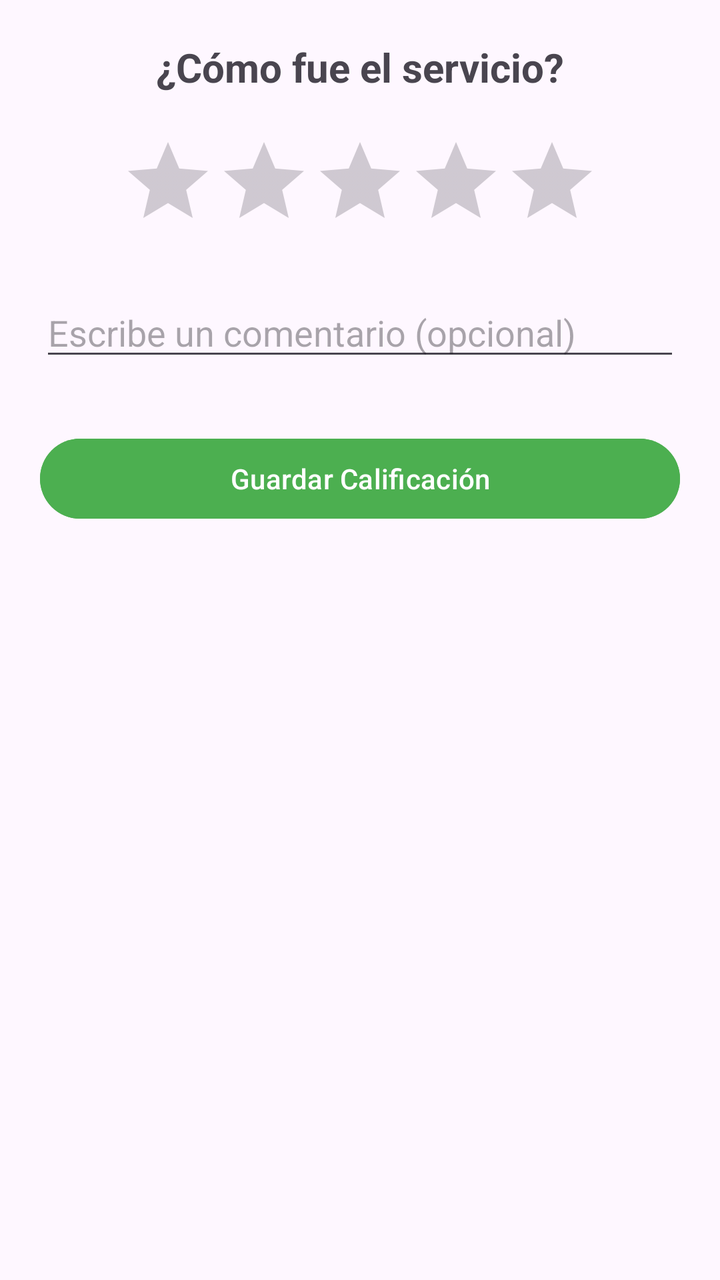
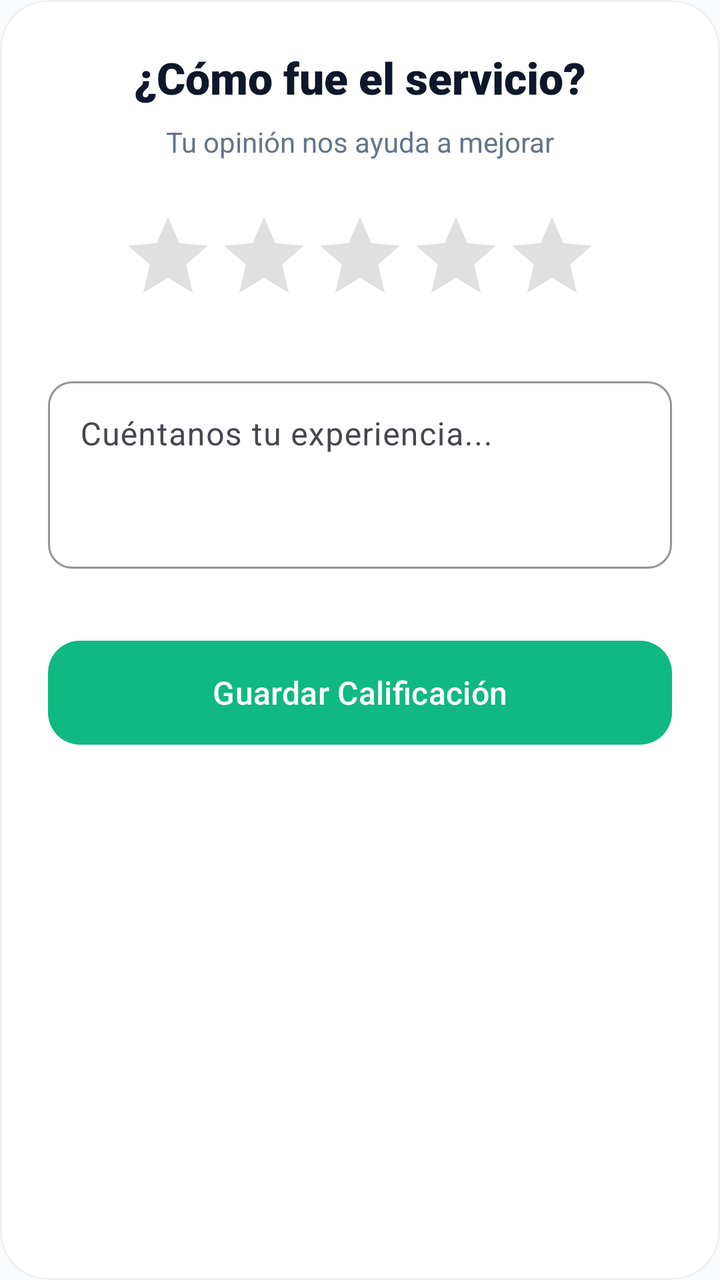

An Android layout rendered at two revisions. The XML below is the earlier revision; the diff shows what the commit changed to produce the second picture.
<!-- AndroidManifest.xml: application theme Theme.PetCare -->
<!-- res/layout/rating_layout.xml -->
<?xml version="1.0" encoding="utf-8"?>
<LinearLayout xmlns:android="http://schemas.android.com/apk/res/android"
    android:layout_width="match_parent"
    android:layout_height="match_parent"
    android:orientation="vertical"
    android:padding="20dp"
    android:gravity="center_horizontal">

    <TextView
        android:layout_width="wrap_content"
        android:layout_height="wrap_content"
        android:text="¿Cómo fue el servicio?"
        android:textSize="20sp"
        android:textStyle="bold"
        android:layout_marginBottom="20dp"/>

    <RatingBar
        android:id="@+id/rbUserRating"
        android:layout_width="wrap_content"
        android:layout_height="wrap_content"
        android:numStars="5"
        android:stepSize="0.5"
        android:rating="0"/>

    <EditText
        android:id="@+id/etComment"
        android:layout_width="match_parent"
        android:layout_height="wrap_content"
        android:hint="Escribe un comentario (opcional)"
        android:layout_marginTop="20dp" />

    <Button
        android:id="@+id/btnSaveRating"
        android:layout_width="match_parent"
        android:layout_height="wrap_content"
        android:text="Guardar Calificación"
        android:layout_marginTop="30dp"
        android:backgroundTint="#4CAF50"/>
</LinearLayout>
<!-- resources referenced by this layout -->
<resources>
  <style name="Theme.PetCare" parent="Theme.Material3.DayNight.NoActionBar">
          <item name="colorPrimary">#4CAF50</item>
          <item name="colorOnPrimary">@color/white</item>
  
          <item name="colorSecondary">#FF9800</item>
          <item name="colorOnSecondary">@color/white</item>
  
          <item name="android:navigationBarColor">@android:color/transparent</item>
          <item name="android:statusBarColor">@android:color/transparent</item>
          <item name="android:windowLightStatusBar">true</item>
      </style>
  <color name="white">#FFFFFFFF</color>
</resources>

<!-- the commit's change to res/layout/rating_layout.xml (unified diff, before → after) -->
@@ -1,39 +1,84 @@
 <?xml version="1.0" encoding="utf-8"?>
-<LinearLayout xmlns:android="http://schemas.android.com/apk/res/android"
+<com.google.android.material.card.MaterialCardView
+    xmlns:android="http://schemas.android.com/apk/res/android"
+    xmlns:app="http://schemas.android.com/apk/res-auto"
     android:layout_width="match_parent"
-    android:layout_height="match_parent"
-    android:orientation="vertical"
-    android:padding="20dp"
-    android:gravity="center_horizontal">
+    android:layout_height="wrap_content"
+    android:layout_margin="16dp"
+    app:cardCornerRadius="24dp"
+    app:cardElevation="0dp"
+    app:strokeWidth="1dp"
+    app:strokeColor="#F0F0F0"
+    app:cardBackgroundColor="@color/white">
 
-    <TextView
-        android:layout_width="wrap_content"
-        android:layout_height="wrap_content"
-        android:text="¿Cómo fue el servicio?"
-        android:textSize="20sp"
-        android:textStyle="bold"
-        android:layout_marginBottom="20dp"/>
-
-    <RatingBar
-        android:id="@+id/rbUserRating"
-        android:layout_width="wrap_content"
-        android:layout_height="wrap_content"
-        android:numStars="5"
-        android:stepSize="0.5"
-        android:rating="0"/>
-
-    <EditText
-        android:id="@+id/etComment"
+    <LinearLayout
         android:layout_width="match_parent"
         android:layout_height="wrap_content"
-        android:hint="Escribe un comentario (opcional)"
-        android:layout_marginTop="20dp" />
+        android:orientation="vertical"
+        android:padding="24dp"
+        android:gravity="center_horizontal">
 
-    <Button
-        android:id="@+id/btnSaveRating"
-        android:layout_width="match_parent"
-        android:layout_height="wrap_content"
-        android:text="Guardar Calificación"
-        android:layout_marginTop="30dp"
-        android:backgroundTint="#4CAF50"/>
-</LinearLayout>
+        <TextView
+            android:layout_width="wrap_content"
+            android:layout_height="wrap_content"
+            android:text="¿Cómo fue el servicio?"
+            android:textSize="22sp"
+            android:fontFamily="sans-serif-black"
+            android:textColor="@color/text_dark"
+            android:layout_marginBottom="8dp"/>
+
+        <TextView
+            android:layout_width="wrap_content"
+            android:layout_height="wrap_content"
+            android:text="Tu opinión nos ayuda a mejorar"
+            android:textSize="14sp"
+            android:textColor="@color/text_gray"
+            android:layout_marginBottom="24dp"/>
+
+        <RatingBar
+            android:id="@+id/rbUserRating"
+            android:layout_width="wrap_content"
+            android:layout_height="wrap_content"
+            android:numStars="5"
+            android:stepSize="0.5"
+            android:rating="0"
+            android:progressTint="@color/pastel_yellow"
+            android:secondaryProgressTint="@color/pastel_yellow"
+            android:progressBackgroundTint="#E0E0E0"/>
+
+        <com.google.android.material.textfield.TextInputLayout
+            android:layout_width="match_parent"
+            android:layout_height="wrap_content"
+            android:layout_marginTop="24dp"
+            android:hint="Cuéntanos tu experiencia..."
+            style="@style/Widget.Material3.TextInputLayout.OutlinedBox"
+            app:boxCornerRadiusTopStart="12dp"
+            app:boxCornerRadiusTopEnd="12dp"
+            app:boxCornerRadiusBottomStart="12dp"
+            app:boxCornerRadiusBottomEnd="12dp"
+            app:boxStrokeColor="@color/pastel_blue">
+
+            <com.google.android.material.textfield.TextInputEditText
+                android:id="@+id/etComment"
+                android:layout_width="match_parent"
+                android:layout_height="wrap_content"
+                android:minLines="3"
+                android:gravity="top"
+                android:inputType="textMultiLine" />
+        </com.google.android.material.textfield.TextInputLayout>
+
+        <com.google.android.material.button.MaterialButton
+            android:id="@+id/btnSaveRating"
+            android:layout_width="match_parent"
+            android:layout_height="60dp"
+            android:text="Guardar Calificación"
+            android:layout_marginTop="32dp"
+            android:textAllCaps="false"
+            android:textSize="16sp"
+            android:fontFamily="sans-serif-medium"
+            app:cornerRadius="16dp"
+            app:backgroundTint="@color/pastel_green"
+            android:textColor="@color/white"/>
+
+    </LinearLayout>
+</com.google.android.material.card.MaterialCardView>
<!-- resource entries referenced after the edit -->
@@ -1,16 +1,43 @@
 <!-- resources referenced by this layout -->
 <resources>
+  <color name="pastel_blue">@color/vanguard_indigo</color>
+  <color name="pastel_green">@color/vanguard_emerald</color>
+  <color name="pastel_yellow">@color/vanguard_rose</color>
+  <color name="text_dark">#0F172A</color>
+  <color name="text_gray">#64748B</color>
   <style name="Theme.PetCare" parent="Theme.Material3.DayNight.NoActionBar">
-          <item name="colorPrimary">#4CAF50</item>
+          
+          <item name="colorPrimary">@color/vanguard_indigo</item>
           <item name="colorOnPrimary">@color/white</item>
+          <item name="colorPrimaryContainer">@color/vanguard_indigo_light</item>
+          <item name="colorOnPrimaryContainer">@color/vanguard_indigo_dark</item>
+          
+          
+          <item name="colorSecondary">@color/vanguard_cyan</item>
+          <item name="colorOnSecondary">@color/white</item>
+          <item name="colorSecondaryContainer">@color/vanguard_cyan</item>
   
-          <item name="colorSecondary">#FF9800</item>
-          <item name="colorOnSecondary">@color/white</item>
+          
+          <item name="colorTertiary">@color/vanguard_rose</item>
+          
+          
+          <item name="android:statusBarColor">@color/vanguard_indigo</item>
+          <item name="android:windowLightStatusBar">false</item>
+          <item name="android:navigationBarColor">@color/background_light</item>
   
-          <item name="android:navigationBarColor">@android:color/transparent</item>
-          <item name="android:statusBarColor">@android:color/transparent</item>
-          <item name="android:windowLightStatusBar">true</item>
+          
+          <item name="android:windowBackground">@color/background_light</item>
+          <item name="colorSurface">@color/surface_light</item>
+          <item name="colorOnSurface">@color/text_dark</item>
       </style>
-  <color name="white">#FFFFFFFF</color>
+  <color name="vanguard_indigo">#4F46E5</color>
+  <color name="vanguard_emerald">#10B981</color>
+  <color name="vanguard_rose">#F43F5E</color>
+  <color name="vanguard_indigo_light">#818CF8</color>
+  <color name="vanguard_indigo_dark">#4338CA</color>
+  <color name="vanguard_cyan">#06B6D4</color>
+  <color name="background_light">#F8FAFC</color>
+  <color name="surface_light">#FFFFFF</color>
+  <color name="white">#FFFFFF</color>
 </resources>
 
